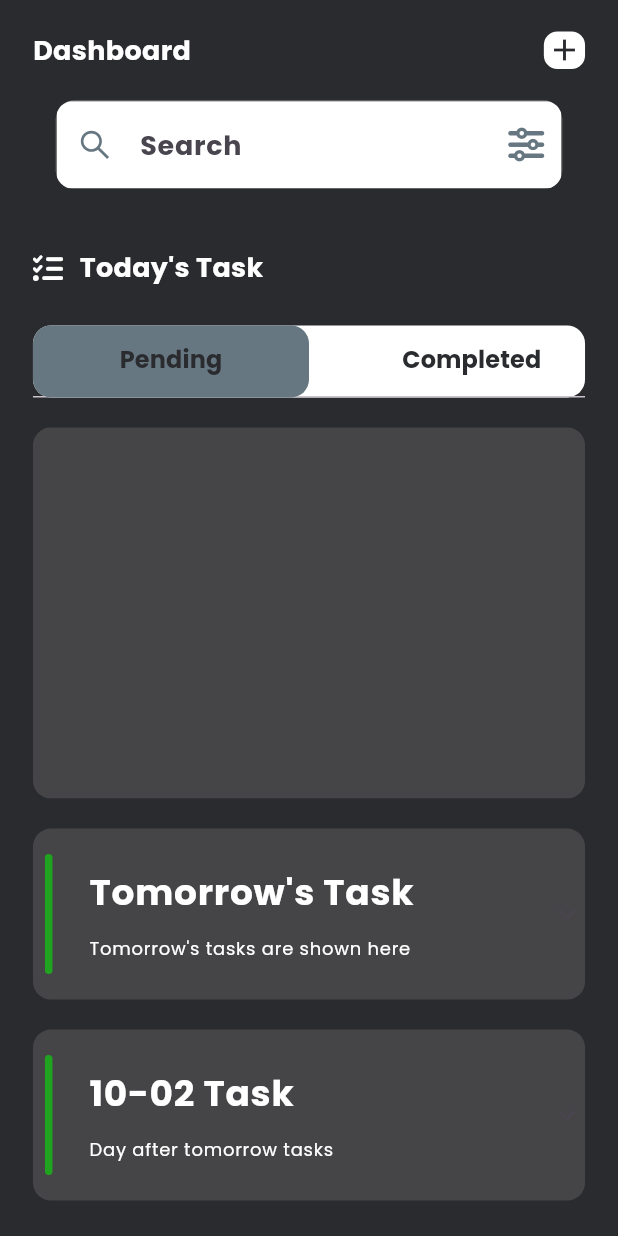
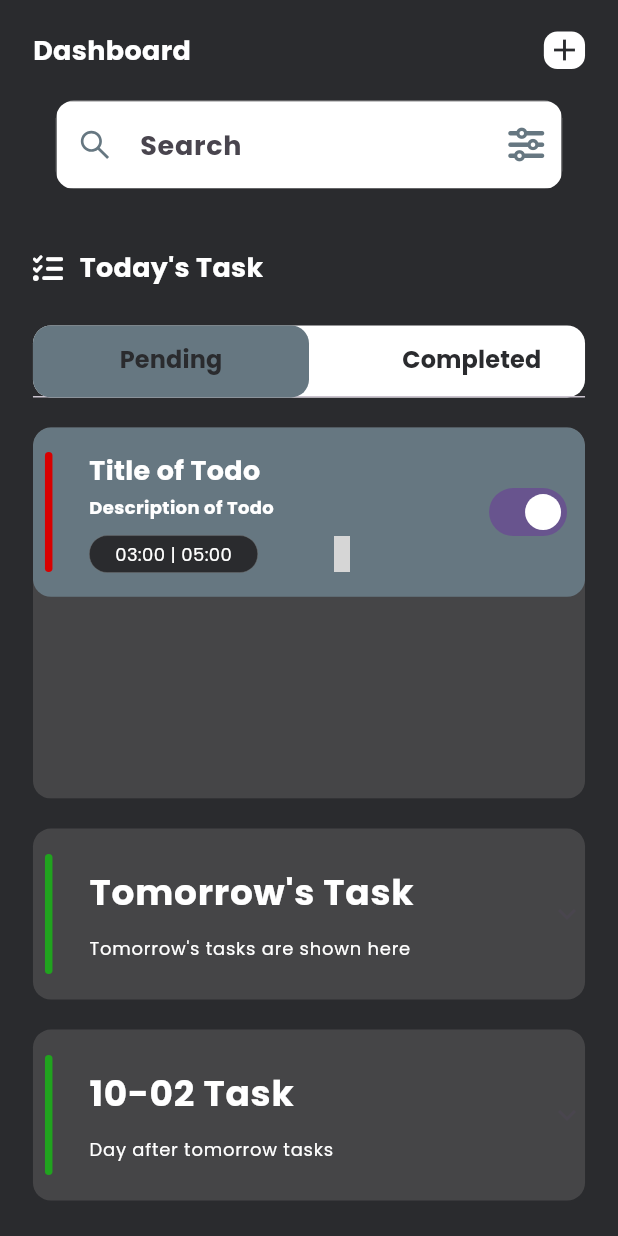
Before and after one commit to AmirBerenji/todo_proj, a Flutter app: the screen it shows after launch, on a phone screen of 412 x 824 dp. Run offline on Flutter 3.47's test engine with Material 3 defaults, Android fonts, the phone set to English and light mode, and no system bars; our stand-ins replace country_picker, flutter_screenutil, flutter_vector_icons, google_fonts, hooks_riverpod, pinput and 1 more; grey boxes are pictures that could not be loaded.

Commit message:
create first model for project

```diff
--- /dev/null
+++ b/lib/common/models/task_model.dart
@@ -0,0 +1,54 @@
+
+import 'dart:convert';
+
+Task taskFromJson(String str) => Task.fromJson(json.decode(str));
+
+String taskToJson(Task data) => json.encode(data.toJson());
+
+class Task {
+    int? id;
+    String? title;
+    String? desc;
+    int? isCompleted;
+    String? date;
+    String? startTime;
+    String? endTime;
+    int? remind;
+    String? repeat;
+
+    Task({
+        this.id,
+        this.title,
+        this.desc,
+        this.isCompleted,
+        this.date,
+        this.startTime,
+        this.endTime,
+        this.remind,
+        this.repeat,
+    });
+
+    factory Task.fromJson(Map<String, dynamic> json) => Task(
+        id: json["id"],
+        title: json["title"],
+        desc: json["desc"],
+        isCompleted: json["isCompleted"],
+        date: json["date"],
+        startTime: json["startTime"],
+        endTime: json["endTime"],
+        remind: json["remind"],
+        repeat: json["repeat"],
+    );
+
+    Map<String, dynamic> toJson() => {
+        "id": id,
+        "title": title,
+        "desc": desc,
+        "isCompleted": isCompleted,
+        "date": date,
+        "startTime": startTime,
+        "endTime": endTime,
+        "remind": remind,
+        "repeat": repeat,
+    };
+}
--- /dev/null
+++ b/lib/common/models/user_model.dart
@@ -0,0 +1,21 @@
+
+
+class UserModel {
+    final int id;
+    final int isVerified;
+
+    UserModel({
+        required this.id,
+        required this.isVerified,
+    });
+
+    factory UserModel.fromJson(Map<String, dynamic> json) => UserModel(
+        id: json["id"],
+        isVerified: json["isVerified"],
+    );
+
+    Map<String, dynamic> toJson() => {
+        "id": id,
+        "isVerified": isVerified,
+    };
+}
--- a/lib/common/widgets/titles.dart
+++ b/lib/common/widgets/titles.dart
@@ -17,7 +17,7 @@
     return SizedBox
     (width: AppConst.kWidth ,
     child: Padding(
-      padding: EdgeInsets.all(8),
+      padding: const EdgeInsets.all(8),
       child: Row(
         mainAxisAlignment: MainAxisAlignment.start,
         children: [
--- a/lib/features/todo/pages/homepage.dart
+++ b/lib/features/todo/pages/homepage.dart
@@ -9,6 +9,7 @@
 import 'package:todo_proj/common/widgets/resuable_text.dart';
 import 'package:todo_proj/common/widgets/width_spacer.dart';
 import 'package:todo_proj/common/widgets/xpansion_tile.dart';
+import 'package:todo_proj/features/todo/widgets/todo_tile.dart';
 
 class Homepage extends ConsumerStatefulWidget {
   const Homepage({super.key});
@@ -136,7 +137,7 @@
                 height: AppConst.kHieght*0.3,
                 width: AppConst.kWidth,
                 child: ClipRRect(
-                  borderRadius: BorderRadius.all(Radius.circular(AppConst.kRadius)),
+                  borderRadius: const BorderRadius.all(Radius.circular(AppConst.kRadius)),
                   child: TabBarView(
                     controller: tabcontroller,
                     children: [
@@ -144,9 +145,18 @@
                         color: AppConst.kBkLight,
                         height: AppConst.kHieght*0.3,
 
+                        child: ListView(
+                          children: [
+                            TodoTile(
+                              start: "03:00",
+                              end: "05:00",
+                              switcher: Switch(
+                                value: true,
+                                onChanged: (value){}),
+                            ),
+                          ],
+                        ),
                       ),
-
-
                       Container(
                         color: AppConst.kBkLight,
                         height: AppConst.kHieght*0.3,
@@ -168,8 +178,6 @@
                 text: "${DateTime.now().add(const Duration(days: 2)).toString().substring(5,10)} Task",
                 text2: "Day after tomorrow tasks",
                 children: []),
-
-
            ],
         ),
         ),
--- /dev/null
+++ b/lib/features/todo/widgets/todo_tile.dart
@@ -0,0 +1,128 @@
+import 'package:flutter/material.dart';
+import 'package:flutter_screenutil/flutter_screenutil.dart';
+import 'package:flutter_vector_icons/flutter_vector_icons.dart';
+import 'package:todo_proj/common/utils/constants.dart';
+import 'package:todo_proj/common/widgets/appstyle.dart';
+import 'package:todo_proj/common/widgets/hight_spacer.dart';
+import 'package:todo_proj/common/widgets/resuable_text.dart';
+import 'package:todo_proj/common/widgets/width_spacer.dart';
+
+class TodoTile extends StatelessWidget {
+  const TodoTile({super.key, this.color, this.title, this.description, this.start, this.end, this.editWidget, this.delete, this.switcher});
+
+  final Color? color;
+  final String? title;
+  final String? description;
+  final String? start;
+  final String? end;
+  final Widget? editWidget;
+  final Widget? switcher;
+  final void Function()? delete;
+
+
+  @override
+  Widget build(BuildContext context) {
+    return Padding(
+      padding:
+      EdgeInsets.only(bottom: 8.h),
+      child: Stack(
+        children: [
+          Container(
+            padding: EdgeInsets.all(8.h),
+            width: AppConst.kWidth,
+            decoration: const BoxDecoration(
+              color: AppConst.kGreyLight,
+              borderRadius: BorderRadius.all(Radius.circular(AppConst.kRadius)),
+            ),
+            child: Row(
+              mainAxisAlignment: MainAxisAlignment.spaceBetween,
+              children: [
+                Row(
+                  children: [
+                    Container(
+                      height: 80,
+                      width: 5,
+                      decoration: BoxDecoration(
+                        borderRadius: const BorderRadius.all(Radius.circular(AppConst.kRadius)),
+                        ///TODO: Add dynamic color
+                        color: color ?? AppConst.kRed
+                      ),
+                    ),
+                    const WidthSpacer(width: 15),
+
+                    Padding(padding: EdgeInsets.all(8.h),
+                    child: SizedBox(
+                      width: AppConst.kWidth * 0.6,
+                      child: Column(
+                        crossAxisAlignment: CrossAxisAlignment.start,
+                        children: [
+                          ResuableText(
+                            text: title?? "Title of Todo",
+                            style: appstyle(18, AppConst.kLight, FontWeight.bold)),
+
+                            const HieghtSpacer(height: 3),
+
+                            ResuableText(
+                            text: description?? "Description of Todo",
+                            style: appstyle(12, AppConst.kLight, FontWeight.bold)),
+
+                            const HieghtSpacer(height: 10),
+
+                            Row(
+                              mainAxisAlignment: MainAxisAlignment.start,
+                              children: [
+                                Container(
+                                  width: AppConst.kWidth*0.3,
+                                  height: 25.h,
+                                  decoration: BoxDecoration(
+                                    border: Border.all(
+                                      width: 0.3,
+                                      color: AppConst.kGreyDK,
+                                    ),
+                                    borderRadius: const BorderRadius.all(Radius.circular(AppConst.kRadius)),
+                                    color:AppConst.kBkDark
+                                  ),
+                                  child:Center(
+                                  child: ResuableText(
+                                    text: "$start | $end",
+                                    style: appstyle(12, AppConst.kLight, FontWeight.normal)),
+                                  ) ,
+                                ),
+                                const WidthSpacer(width: 20),
+                                Row(
+                                  children: [
+                                    SizedBox(
+                                      child: editWidget,
+                                    ),
+
+                                    WidthSpacer(width: 20),
+
+                                    GestureDetector(
+                                      onTap: delete,
+                                      child:
+                                      Icon(MaterialCommunityIcons.delete_circle)
+                                      ,
+                                    )
+                                  ],
+                                )
+                              ],
+                            )
+                        ],
+                      ),
+                    ),)
+
+                  ],
+                ),
+                Container(
+                  padding: EdgeInsets.only(bottom:0.h),
+                  child: switcher,
+                )
+
+              ],
+            ),
+          ),
+        ],
+      ),
+      );
+  }
+}
```
